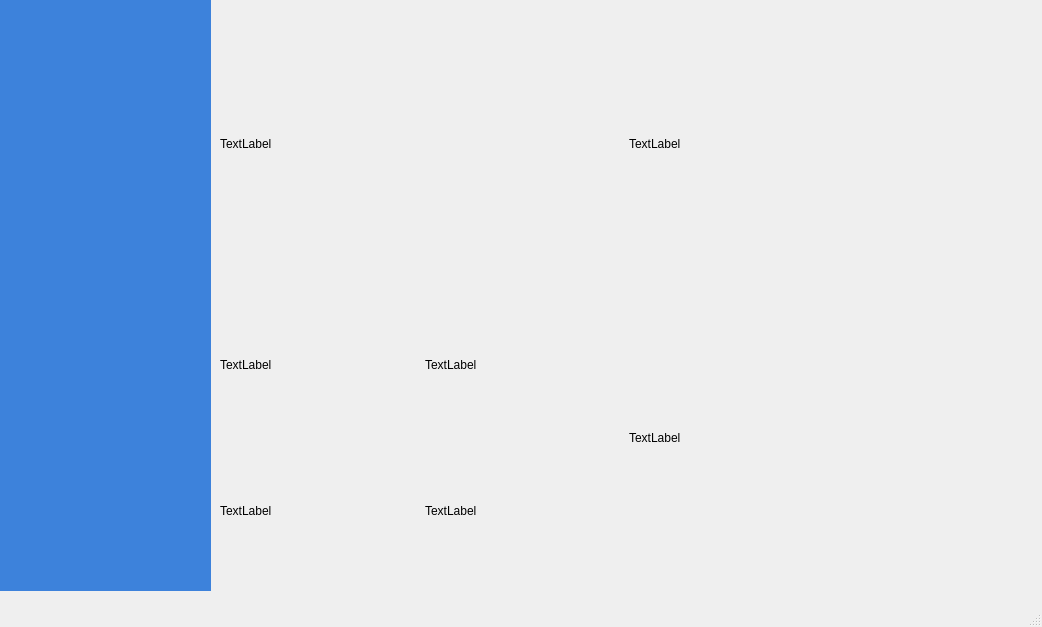
First picture: the form in grouped_ui files/working.ui, repository Arshad-is-here/QT_UI_files_vertiglobal, before the edit.
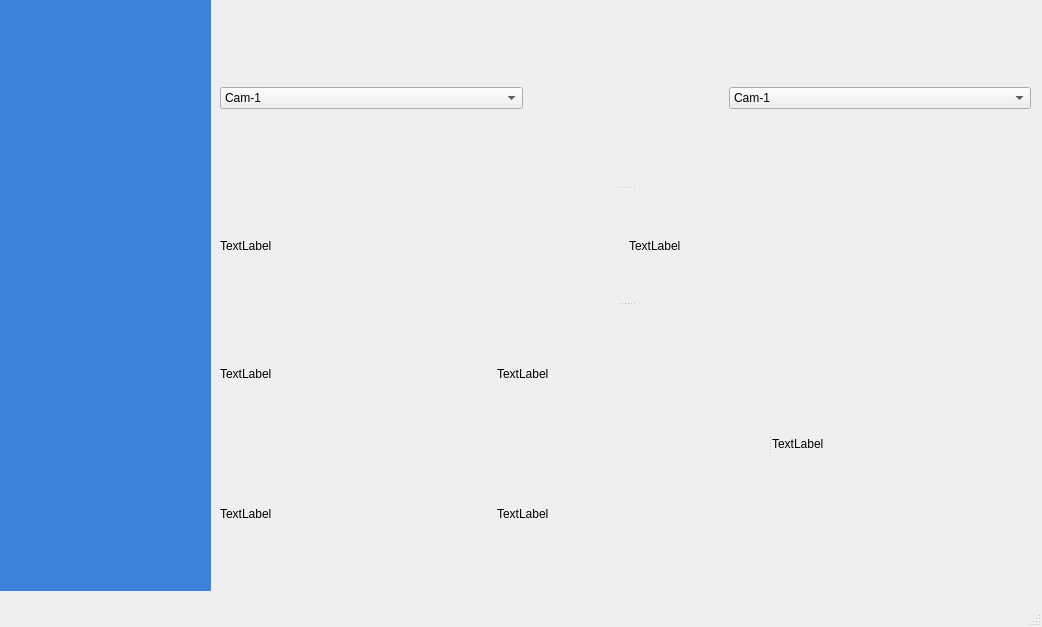
Second picture: the form after the edit. Icons and pictures are not drawn.

Commit message: updated working ui and py file with drop-box added

Diff of the .ui file:
```diff
--- a/grouped_ui files/working.ui
+++ b/grouped_ui files/working.ui
@@ -31,84 +31,7 @@
      <string/>
     </property>
    </widget>
-   <widget class="QWidget" name="">
-    <property name="geometry">
-     <rect>
-      <x>220</x>
-      <y>0</y>
-      <width>811</width>
-      <height>581</height>
-     </rect>
-    </property>
-    <layout class="QGridLayout" name="gridLayout">
-     <item row="0" column="0" colspan="2">
-      <layout class="QHBoxLayout" name="horizontalLayout">
-       <item>
-        <widget class="QLabel" name="lefteye_label">
-         <property name="text">
-          <string>TextLabel</string>
-         </property>
-        </widget>
-       </item>
-       <item>
-        <widget class="QLabel" name="right_label">
-         <property name="text">
-          <string>TextLabel</string>
-         </property>
-        </widget>
-       </item>
-      </layout>
-     </item>
-     <item row="1" column="0">
-      <layout class="QVBoxLayout" name="verticalLayout_4">
-       <item>
-        <layout class="QHBoxLayout" name="horizontalLayout_2">
-         <item>
-          <widget class="QLabel" name="topgraph_1_label">
-           <property name="text">
-            <string>TextLabel</string>
-           </property>
-          </widget>
-         </item>
-         <item>
-          <widget class="QLabel" name="topgraph2_label">
-           <property name="text">
-            <string>TextLabel</string>
-           </property>
-          </widget>
-         </item>
-        </layout>
-       </item>
-       <item>
-        <layout class="QHBoxLayout" name="horizontalLayout_3">
-         <item>
-          <widget class="QLabel" name="bottomgraph1_label">
-           <property name="text">
-            <string>TextLabel</string>
-           </property>
-          </widget>
-         </item>
-         <item>
-          <widget class="QLabel" name="bottomgraph_2label">
-           <property name="text">
-            <string>TextLabel</string>
-           </property>
-          </widget>
-         </item>
-        </layout>
-       </item>
-      </layout>
-     </item>
-     <item row="1" column="1">
-      <widget class="QLabel" name="avatar_label">
-       <property name="text">
-        <string>TextLabel</string>
-       </property>
-      </widget>
-     </item>
-    </layout>
-   </widget>
-   <widget class="QWidget" name="">
+   <widget class="QWidget" name="layoutWidget">
     <property name="geometry">
      <rect>
       <x>20</x>
@@ -243,6 +166,154 @@
      </item>
     </layout>
    </widget>
+   <widget class="QSplitter" name="splitter_3">
+    <property name="geometry">
+     <rect>
+      <x>220</x>
+      <y>10</y>
+      <width>811</width>
+      <height>571</height>
+     </rect>
+    </property>
+    <property name="orientation">
+     <enum>Qt::Vertical</enum>
+    </property>
+    <widget class="QSplitter" name="splitter">
+     <property name="orientation">
+      <enum>Qt::Vertical</enum>
+     </property>
+     <widget class="QWidget" name="layoutWidget">
+      <layout class="QHBoxLayout" name="horizontalLayout_6">
+       <item>
+        <widget class="QComboBox" name="comboBox">
+         <property name="sizePolicy">
+          <sizepolicy hsizetype="Preferred" vsizetype="Maximum">
+           <horstretch>0</horstretch>
+           <verstretch>5</verstretch>
+          </sizepolicy>
+         </property>
+         <item>
+          <property name="text">
+           <string>Cam-1</string>
+          </property>
+         </item>
+         <item>
+          <property name="text">
+           <string>Cam-2</string>
+          </property>
+         </item>
+        </widget>
+       </item>
+       <item>
+        <spacer name="horizontalSpacer">
+         <property name="orientation">
+          <enum>Qt::Horizontal</enum>
+         </property>
+         <property name="sizeType">
+          <enum>QSizePolicy::Maximum</enum>
+         </property>
+         <property name="sizeHint" stdset="0">
+          <size>
+           <width>200</width>
+           <height>1</height>
+          </size>
+         </property>
+        </spacer>
+       </item>
+       <item>
+        <widget class="QComboBox" name="comboBox_2">
+         <property name="sizePolicy">
+          <sizepolicy hsizetype="Preferred" vsizetype="Maximum">
+           <horstretch>0</horstretch>
+           <verstretch>5</verstretch>
+          </sizepolicy>
+         </property>
+         <item>
+          <property name="text">
+           <string>Cam-1</string>
+          </property>
+         </item>
+         <item>
+          <property name="text">
+           <string>Cam-2</string>
+          </property>
+         </item>
+        </widget>
+       </item>
+      </layout>
+     </widget>
+     <widget class="QWidget" name="layoutWidget">
+      <layout class="QHBoxLayout" name="horizontalLayout">
+       <item>
+        <widget class="QLabel" name="lefteye_label">
+         <property name="text">
+          <string>TextLabel</string>
+         </property>
+        </widget>
+       </item>
+       <item>
+        <widget class="QLabel" name="right_label">
+         <property name="text">
+          <string>TextLabel</string>
+         </property>
+        </widget>
+       </item>
+      </layout>
+     </widget>
+    </widget>
+    <widget class="QSplitter" name="splitter_2">
+     <property name="orientation">
+      <enum>Qt::Horizontal</enum>
+     </property>
+     <widget class="QWidget" name="layoutWidget">
+      <layout class="QVBoxLayout" name="verticalLayout_4">
+       <item>
+        <layout class="QHBoxLayout" name="horizontalLayout_2">
+         <item>
+          <widget class="QLabel" name="topgraph_1_label">
+           <property name="text">
+            <string>TextLabel</string>
+           </property>
+          </widget>
+         </item>
+         <item>
+          <widget class="QLabel" name="topgraph2_label">
+           <property name="text">
+            <string>TextLabel</string>
+           </property>
+          </widget>
+         </item>
+        </layout>
+       </item>
+       <item>
+        <layout class="QHBoxLayout" name="horizontalLayout_3">
+         <item>
+          <widget class="QLabel" name="bottomgraph1_label">
+           <property name="text">
+            <string>TextLabel</string>
+           </property>
+          </widget>
+         </item>
+         <item>
+          <widget class="QLabel" name="bottomgraph_2label">
+           <property name="text">
+            <string>TextLabel</string>
+           </property>
+          </widget>
+         </item>
+        </layout>
+       </item>
+      </layout>
+     </widget>
+     <widget class="QLabel" name="avatar_label">
+      <property name="text">
+       <string>TextLabel</string>
+      </property>
+     </widget>
+    </widget>
+   </widget>
+   <zorder>splitter_3</zorder>
+   <zorder>layoutWidget</zorder>
    <zorder>label</zorder>
    <zorder>horizontalLayoutWidget</zorder>
    <zorder>horizontalLayoutWidget_2</zorder>
```
Left out of the diff: 11 changed lines with no effect on the pictures. The commit also changes 1 other file.
